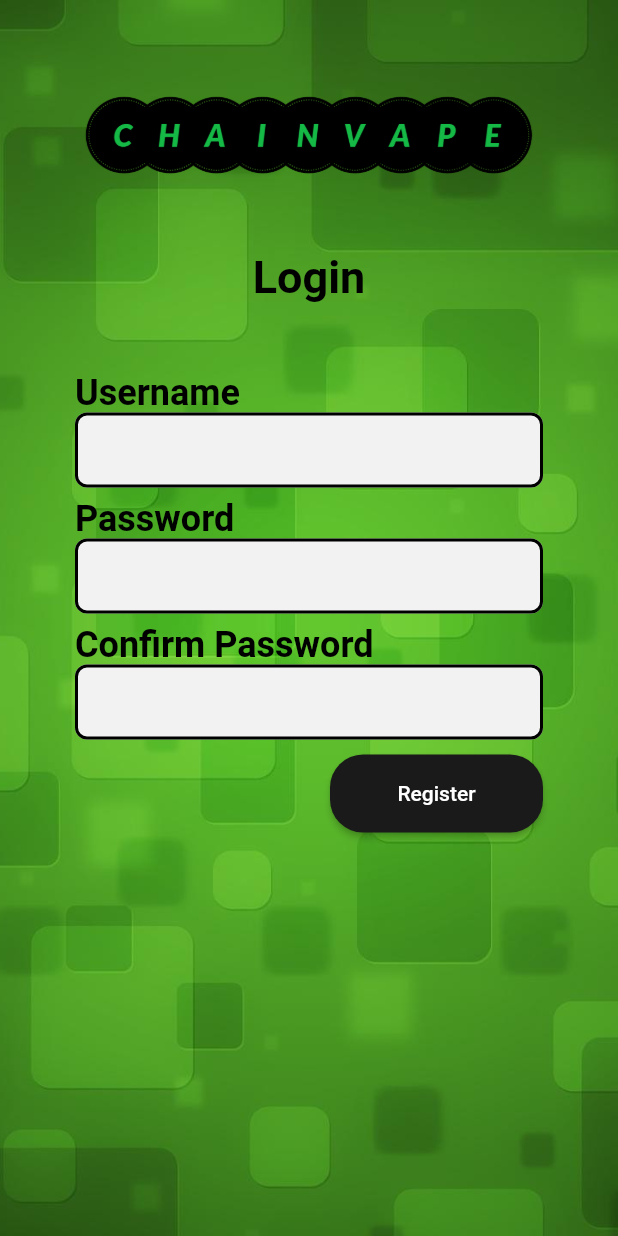
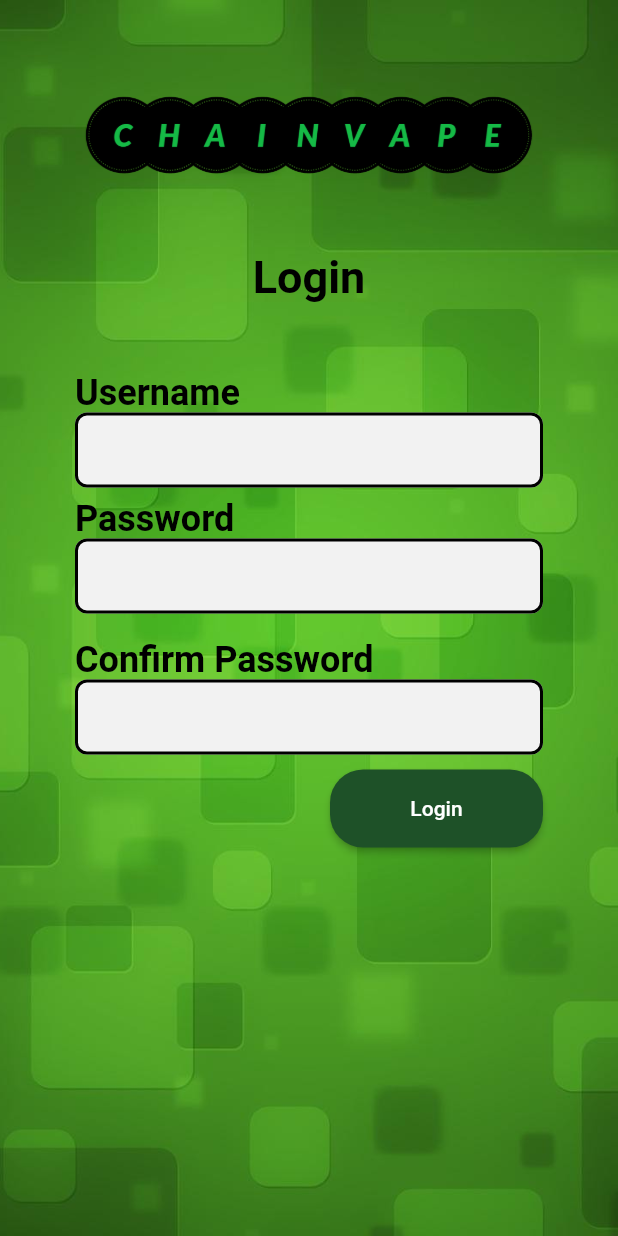
Before and after one commit to ikbarl123/Chainvape, a Flutter app: the screen it shows after launch, after a tap on "Register", on a phone screen of 412 x 824 dp. Run offline on Flutter 3.47's test engine with Material 2 defaults, Android fonts, the phone set to English and light mode, and no system bars; our stand-ins replace bloc, bloc_concurrency, equatable, flutter_bloc, google_maps_flutter, location and 2 more; network calls fail.

Commit message:
implementation of tregister

```diff
--- a/lib/view/register.dart
+++ b/lib/view/register.dart
@@ -8,22 +8,38 @@ class Register extends StatefulWidget {
 }
 
 class _RegisterState extends State<Register> {
+  TextEditingController _usernameController = new TextEditingController();
+  TextEditingController _passwordconfController = new TextEditingController();
+  TextEditingController _passwordController = new TextEditingController();
   final _formKey = GlobalKey<FormState>();
   @override
   Widget build(BuildContext context) {
+    final authBloc = context.read<AuthBloc>();
+      void _login(){
+  authBloc.add(RegisterProcess(email: _usernameController.text,password:_passwordController.text,password_confirmation: _passwordconfController.text ));}
+
+    return BlocBuilder<AuthBloc, AuthState>(
+      bloc: authBloc,
+      builder: (context, state) {
         return Form(
+          child: Container(
               key: _formKey,
-      child: Container(
               decoration: BuildBG(),
-            child: Stack(
-        children: [
+              child: Stack(children: [
                 Column(
                     crossAxisAlignment: CrossAxisAlignment.center,
                     children: [
-          SizedBox(height: 52,),
-          Image.asset('assets/images/Chainvapelogos_transparent21.png',
-          height: 69, width: 302,),
-          SizedBox(height: 50,),
+                      SizedBox(
+                        height: 52,
+                      ),
+                      Image.asset(
+                        'assets/images/Chainvapelogos_transparent21.png',
+                        height: 69,
+                        width: 302,
+                      ),
+                      SizedBox(
+                        height: 50,
+                      ),
                       buildTitle("Login"),
                       Padding(
                         padding: const EdgeInsets.all(50.0),
@@ -31,8 +47,7 @@ class _RegisterState extends State<Register> {
                           children: [
                             Align(
                                 alignment: Alignment.centerLeft,
-                      child: buildText("Username")
-                    ),
+                                child: buildText("Username")),
                             Center(
                               child: Container(
                                 width: 343,
@@ -42,21 +57,23 @@ class _RegisterState extends State<Register> {
                                 ),
                                 child: Material(
                                   type: MaterialType.transparency,
-                            child: TextFormField(// to trigger disabledBorder
+                                  child: TextFormField(
+                                    // to trigger disabledBorder
                                     style: TextStyle(color: Colors.black),
                                     decoration: buildTextfield(""),
-                        //controller: _passwordController,
+                                    controller: _usernameController,
                                     //onChanged: _authenticationFormBloc.onPasswordChanged,
                                     obscureText: false,
                                   ),
                                 ),
                               ),
                             ),
-                    SizedBox(height: 10,),
+                            SizedBox(
+                              height: 10,
+                            ),
                             Align(
                                 alignment: Alignment.centerLeft,
-                      child: buildText("Password")
-                    ),
+                                child: buildText("Password")),
                             Center(
                               child: Container(
                                 width: 343,
@@ -66,21 +83,25 @@ class _RegisterState extends State<Register> {
                                 ),
                                 child: Material(
                                   type: MaterialType.transparency,
-                            child: TextFormField(// to trigger disabledBorder
+                                  child: TextFormField(
+                                    // to trigger disabledBorder
                                     style: TextStyle(color: Colors.black),
                                     decoration: buildTextfield(""),
-                        //controller: _passwordController,
+                                    controller: _passwordController,
                                     //onChanged: _authenticationFormBloc.onPasswordChanged,
                                     obscureText: true,
                                   ),
                                 ),
                               ),
                             ),
-                    SizedBox(height: 10,),
+                            SizedBox(
+                              height: 10,
+                            ),SizedBox(
+                              height: 10,
+                            ),
                             Align(
                                 alignment: Alignment.centerLeft,
-                      child: buildText("Confirm Password")
-                    ),
+                                child: buildText("Confirm Password")),
                             Center(
                               child: Container(
                                 width: 343,
@@ -90,17 +111,20 @@ class _RegisterState extends State<Register> {
                                 ),
                                 child: Material(
                                   type: MaterialType.transparency,
-                            child: TextFormField(// to trigger disabledBorder
+                                  child: TextFormField(
+                                    // to trigger disabledBorder
                                     style: TextStyle(color: Colors.black),
                                     decoration: buildTextfield(""),
-                        //controller: _passwordController,
+                                    controller: _passwordconfController,
                                     //onChanged: _authenticationFormBloc.onPasswordChanged,
                                     obscureText: true,
                                   ),
                                 ),
                               ),
                             ),
-                SizedBox(height: 10,),
+                            SizedBox(
+                              height: 10,
+                            ),
                             Align(
                               alignment: Alignment.centerRight,
                               child: Container(
@@ -110,26 +134,29 @@ class _RegisterState extends State<Register> {
                                     color: Colors.transparent,
                                   ),
                                   child: ElevatedButton(
-                          onPressed: () {
-                            Navigator.push(
-    context,
-    MaterialPageRoute(builder: (context) => MainLayout()));
-                          },
-                          child: Text('Register', style: TextStyle(color: Colors.white),),
+                                    onPressed: _login,
+                                    child: (state is AuthLoading)?CircularProgressIndicator():Text(
+                                      'Login',
+                                      style: TextStyle(color: Colors.white),
+                                    ),
+
+
                                     style: ElevatedButton.styleFrom(
-                            primary: Color.fromRGBO(25, 26, 25, 1),
+                                      primary: Color.fromRGBO(30, 81, 40, 1),
                                       shape: RoundedRectangleBorder(
-                                  borderRadius: BorderRadius.circular(22)
+                                          borderRadius:
+                                              BorderRadius.circular(22)),
                                     ),
-                  ),),)),
+                                  )),
+                            ),
                           ],
                         ),
                       ),
+                    ]),
+              ])),
+        );
+      },
+    );
 
-        ]
-        ),
-      ])
-            ),
-    );
   }
 }
```
Lines whose indentation alone changed are shown as unchanged.
